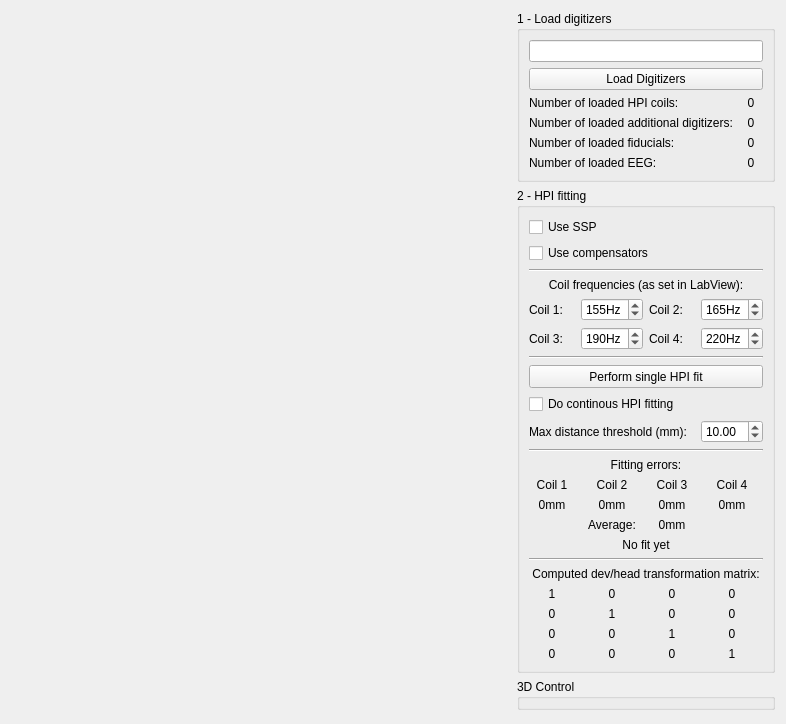
This is applications/mne_scan/libs/scDisp/FormFiles/hpiwidget.ui in mne-tools/mne-cpp as Qt 5 draws it before an edit. The edited form follows.
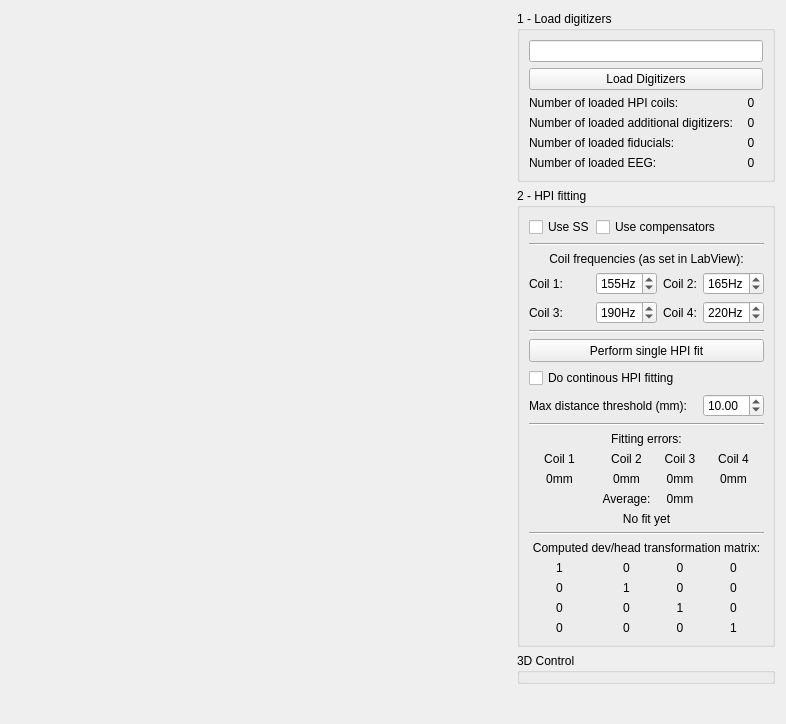
This is the edited form.

Commit message: [LIB-158] Add SSP and Comp toggling to GUI

```diff
--- a/applications/mne_scan/libs/scDisp/FormFiles/hpiwidget.ui
+++ b/applications/mne_scan/libs/scDisp/FormFiles/hpiwidget.ui
@@ -196,13 +196,6 @@
         <string>2 - HPI fitting</string>
        </property>
        <layout class="QGridLayout" name="gridLayout">
-        <item row="1" column="0" colspan="4">
-         <widget class="QCheckBox" name="m_checkBox_useComp">
-          <property name="text">
-           <string>Use compensators</string>
-          </property>
-         </widget>
-        </item>
         <item row="10" column="0" colspan="4">
          <widget class="QToolButton" name="m_pushButton_doSingleFit">
           <property name="sizePolicy">
@@ -501,13 +494,6 @@
           </property>
          </widget>
         </item>
-        <item row="0" column="0" colspan="4">
-         <widget class="QCheckBox" name="m_checkBox_useSSP">
-          <property name="text">
-           <string>Use SSP</string>
-          </property>
-         </widget>
-        </item>
         <item row="12" column="0" colspan="4">
          <widget class="QCheckBox" name="m_checkBox_continousHPI">
           <property name="text">
@@ -667,6 +653,20 @@
           </property>
          </widget>
         </item>
+        <item row="0" column="0">
+         <widget class="QCheckBox" name="m_checkBox_useSSP">
+          <property name="text">
+           <string>Use SSP</string>
+          </property>
+         </widget>
+        </item>
+        <item row="0" column="1" colspan="3">
+         <widget class="QCheckBox" name="m_checkBox_useComp">
+          <property name="text">
+           <string>Use compensators</string>
+          </property>
+         </widget>
+        </item>
        </layout>
       </widget>
      </item>
```
The commit also changes 1 other file.
